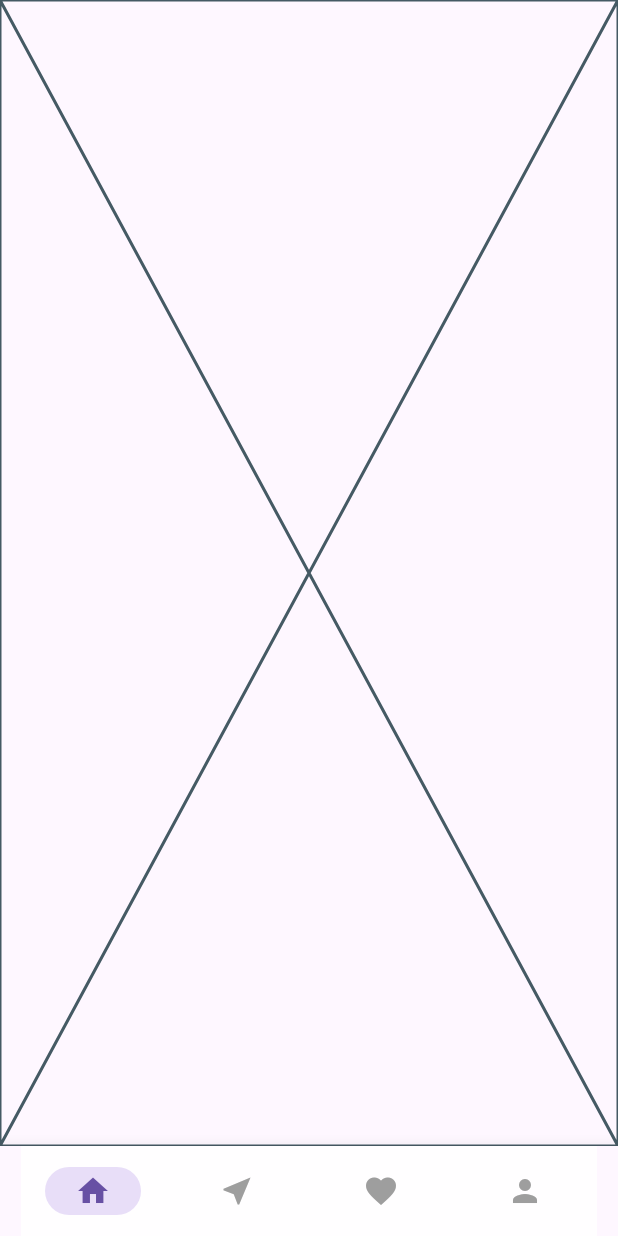
After one commit to magerngoding/flutter_travel_app, a Flutter app: the Dashboard screen opened directly, on a phone screen of 412 x 824 dp. The commit adds this screen. Run offline on Flutter 3.47's test engine with Material 3 defaults, Android fonts, the phone set to English and light mode, and no system bars; our stand-ins replace connectivity_plus, dartz, equatable, flutter_bloc, shared_preferences; accounts and stored records are empty.

Commit message:
Membuat dashboard cubit dan dashboard UI

```diff
--- /dev/null
+++ b/lib/features/destination/presentation/cubit/dashboard_cubit.dart
@@ -0,0 +1,20 @@
+// ignore_for_file: prefer_const_constructors
+
+import 'package:flutter/material.dart';
+import 'package:flutter_bloc/flutter_bloc.dart';
+import 'package:flutter_travel/features/destination/presentation/pages/home_page.dart';
+
+class DashboardCubit extends Cubit<int> {
+  DashboardCubit() : super((0));
+
+  change(int i) => emit(i);
+
+  final List menuDashboard = [
+    ['Home', Icons.home, HomePage()],
+    ['Near', Icons.near_me, Center(child: Text('Near'))],
+    ['Favorite', Icons.favorite, Center(child: Text('Favorite'))],
+    ['Profile', Icons.person, Center(child: Text('Profile'))],
+  ];
+
+  Widget get page => menuDashboard[state][2];
+}
--- /dev/null
+++ b/lib/features/destination/presentation/pages/dashboard.dart
@@ -0,0 +1,57 @@
+// ignore_for_file: prefer_const_constructors
+
+import 'package:flutter/material.dart';
+import 'package:flutter_bloc/flutter_bloc.dart';
+import 'package:flutter_travel/features/destination/presentation/cubit/dashboard_cubit.dart';
+
+class Dashboard extends StatelessWidget {
+  const Dashboard({super.key});
+
+  @override
+  Widget build(BuildContext context) {
+    return Scaffold(
+      body: context.watch<DashboardCubit>().page,
+      // body: BlocBuilder<DashboardCubit, int>(
+      //   builder: (context, state) {
+      //     return context.watch<DashboardCubit>().page;
+      //   },
+      // ),
+      bottomNavigationBar: Material(
+        elevation: 10,
+        child: BlocBuilder<DashboardCubit, int>(
+          builder: (context, state) {
+            return Container(
+              height: 60,
+              padding: const EdgeInsets.symmetric(horizontal: 14),
+              child: NavigationBar(
+                selectedIndex: state,
+                onDestinationSelected: (value) {
+                  context.read<DashboardCubit>().change(value);
+                },
+                backgroundColor: Colors.white,
+                surfaceTintColor: Theme.of(context).scaffoldBackgroundColor,
+                labelBehavior: NavigationDestinationLabelBehavior.alwaysHide,
+                destinations: context.read<DashboardCubit>().menuDashboard.map(
+                  (e) {
+                    return NavigationDestination(
+                      icon: Icon(
+                        e[1],
+                        color: Colors.grey[500],
+                      ),
+                      selectedIcon: Icon(
+                        e[1],
+                        color: Theme.of(context).primaryColor,
+                      ),
+                      label: e[0],
+                      tooltip: e[0],
+                    );
+                  },
+                ).toList(), // read sekali panggil tipe data
+              ),
+            );
+          },
+        ),
+      ),
+    );
+  }
+}
--- /dev/null
+++ b/lib/features/destination/presentation/pages/home_page.dart
@@ -0,0 +1,10 @@
+import 'package:flutter/widgets.dart';
+
+class HomePage extends StatelessWidget {
+  const HomePage({super.key});
+
+  @override
+  Widget build(BuildContext context) {
+    return const Placeholder();
+  }
+}
--- a/lib/main.dart
+++ b/lib/main.dart
@@ -1,4 +1,6 @@
 import 'package:flutter/material.dart';
+import 'package:flutter_bloc/flutter_bloc.dart';
+import 'package:flutter_travel/features/destination/presentation/cubit/dashboard_cubit.dart';
 
 void main() {
   runApp(const MainApp());
@@ -9,10 +11,17 @@ class MainApp extends StatelessWidget {
 
   @override
   Widget build(BuildContext context) {
-    return const MaterialApp(
-      home: Scaffold(
-        body: Center(
-          child: Text('Hello World!'),
+    return MultiBlocProvider(
+      providers: [
+        BlocProvider(
+          create: (_) => DashboardCubit(),
+        ),
+      ],
+      child: const MaterialApp(
+        home: Scaffold(
+          body: Center(
+            child: Text('Hello World!'),
+          ),
         ),
       ),
     );
```
